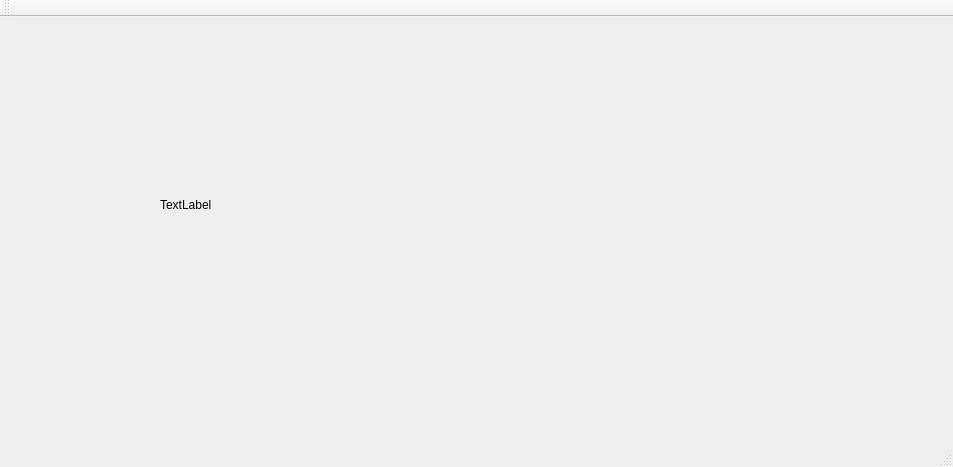
This is src/qt/Atlas/app.ui in philipglazman/AtlasWallet as Qt 5 draws it before an edit. The edited form follows.
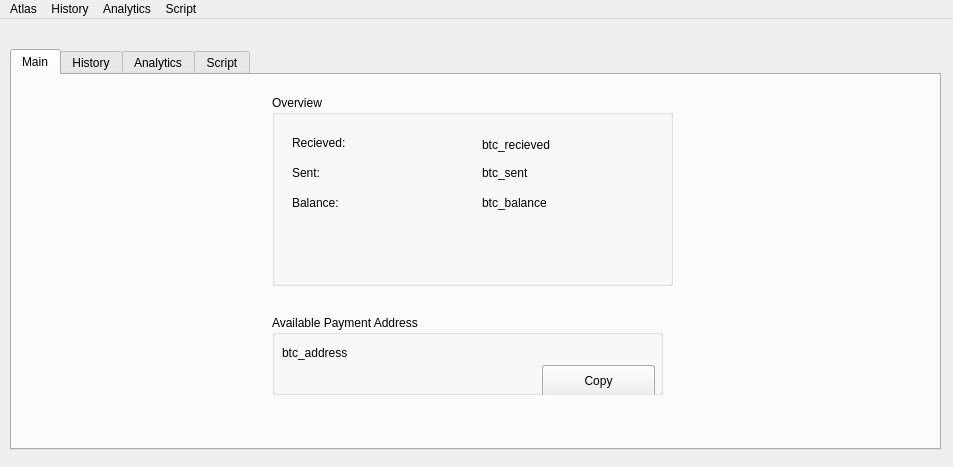
This is the edited form. The open tabs and pages were chosen to show the change.

Commit message: Added tab view where user can look at main, history, analytics, and script tabs. User can view general information about their bitcoin history, look at fees, and begin to see their history

Patch:
```diff
--- a/src/qt/Atlas/app.ui
+++ b/src/qt/Atlas/app.ui
@@ -11,21 +11,265 @@
    </rect>
   </property>
   <property name="windowTitle">
-   <string>app</string>
+   <string>Atlas</string>
+  </property>
+  <property name="tabShape">
+   <enum>QTabWidget::Rounded</enum>
   </property>
   <widget class="QWidget" name="centralWidget">
-   <widget class="QLabel" name="debuggerLabel">
+   <widget class="QTabWidget" name="tabWidget">
     <property name="geometry">
      <rect>
-      <x>160</x>
-      <y>180</y>
-      <width>381</width>
-      <height>16</height>
+      <x>10</x>
+      <y>30</y>
+      <width>931</width>
+      <height>401</height>
      </rect>
     </property>
-    <property name="text">
-     <string>TextLabel</string>
+    <property name="currentIndex">
+     <number>2</number>
     </property>
+    <widget class="QWidget" name="tab">
+     <attribute name="title">
+      <string>Main</string>
+     </attribute>
+     <widget class="QGroupBox" name="groupBox">
+      <property name="geometry">
+       <rect>
+        <x>260</x>
+        <y>20</y>
+        <width>401</width>
+        <height>191</height>
+       </rect>
+      </property>
+      <property name="autoFillBackground">
+       <bool>false</bool>
+      </property>
+      <property name="title">
+       <string>Overview</string>
+      </property>
+      <widget class="QLabel" name="label">
+       <property name="geometry">
+        <rect>
+         <x>20</x>
+         <y>40</y>
+         <width>171</width>
+         <height>16</height>
+        </rect>
+       </property>
+       <property name="text">
+        <string>Recieved:</string>
+       </property>
+      </widget>
+      <widget class="QLabel" name="label_2">
+       <property name="geometry">
+        <rect>
+         <x>20</x>
+         <y>70</y>
+         <width>171</width>
+         <height>16</height>
+        </rect>
+       </property>
+       <property name="text">
+        <string>Sent:</string>
+       </property>
+      </widget>
+      <widget class="QLabel" name="label_3">
+       <property name="geometry">
+        <rect>
+         <x>20</x>
+         <y>100</y>
+         <width>171</width>
+         <height>16</height>
+        </rect>
+       </property>
+       <property name="text">
+        <string>Balance:</string>
+       </property>
+      </widget>
+      <widget class="QLabel" name="label_4">
+       <property name="geometry">
+        <rect>
+         <x>210</x>
+         <y>40</y>
+         <width>171</width>
+         <height>20</height>
+        </rect>
+       </property>
+       <property name="text">
+        <string>btc_recieved</string>
+       </property>
+      </widget>
+      <widget class="QLabel" name="label_5">
+       <property name="geometry">
+        <rect>
+         <x>210</x>
+         <y>70</y>
+         <width>181</width>
+         <height>16</height>
+        </rect>
+       </property>
+       <property name="text">
+        <string>btc_sent</string>
+       </property>
+      </widget>
+      <widget class="QLabel" name="label_6">
+       <property name="geometry">
+        <rect>
+         <x>210</x>
+         <y>100</y>
+         <width>181</width>
+         <height>16</height>
+        </rect>
+       </property>
+       <property name="text">
+        <string>btc_balance</string>
+       </property>
+      </widget>
+     </widget>
+     <widget class="QGroupBox" name="groupBox_2">
+      <property name="geometry">
+       <rect>
+        <x>260</x>
+        <y>240</y>
+        <width>391</width>
+        <height>80</height>
+       </rect>
+      </property>
+      <property name="title">
+       <string>Available Payment Address</string>
+      </property>
+      <widget class="QLabel" name="label_7">
+       <property name="geometry">
+        <rect>
+         <x>10</x>
+         <y>30</y>
+         <width>341</width>
+         <height>16</height>
+        </rect>
+       </property>
+       <property name="text">
+        <string>btc_address</string>
+       </property>
+      </widget>
+      <widget class="QPushButton" name="pushButton">
+       <property name="geometry">
+        <rect>
+         <x>270</x>
+         <y>50</y>
+         <width>113</width>
+         <height>32</height>
+        </rect>
+       </property>
+       <property name="text">
+        <string>Copy</string>
+       </property>
+      </widget>
+     </widget>
+    </widget>
+    <widget class="QWidget" name="tab_history">
+     <attribute name="title">
+      <string>History</string>
+     </attribute>
+     <widget class="QScrollArea" name="scrollArea">
+      <property name="geometry">
+       <rect>
+        <x>20</x>
+        <y>20</y>
+        <width>891</width>
+        <height>341</height>
+       </rect>
+      </property>
+      <property name="widgetResizable">
+       <bool>true</bool>
+      </property>
+      <widget class="QWidget" name="scrollAreaWidgetContents">
+       <property name="geometry">
+        <rect>
+         <x>0</x>
+         <y>0</y>
+         <width>889</width>
+         <height>339</height>
+        </rect>
+       </property>
+      </widget>
+     </widget>
+    </widget>
+    <widget class="QWidget" name="tab_analytics">
+     <attribute name="title">
+      <string>Analytics</string>
+     </attribute>
+     <widget class="QLabel" name="debuggerLabel">
+      <property name="geometry">
+       <rect>
+        <x>260</x>
+        <y>30</y>
+        <width>381</width>
+        <height>16</height>
+       </rect>
+      </property>
+      <property name="text">
+       <string>TextLabel</string>
+      </property>
+     </widget>
+     <widget class="QGroupBox" name="groupBox_3">
+      <property name="geometry">
+       <rect>
+        <x>480</x>
+        <y>60</y>
+        <width>361</width>
+        <height>241</height>
+       </rect>
+      </property>
+      <property name="title">
+       <string>Fees</string>
+      </property>
+      <widget class="QLabel" name="label_8">
+       <property name="geometry">
+        <rect>
+         <x>20</x>
+         <y>40</y>
+         <width>161</width>
+         <height>16</height>
+        </rect>
+       </property>
+       <property name="text">
+        <string>Cheapest Fee:</string>
+       </property>
+      </widget>
+      <widget class="QLabel" name="label_9">
+       <property name="geometry">
+        <rect>
+         <x>20</x>
+         <y>80</y>
+         <width>161</width>
+         <height>16</height>
+        </rect>
+       </property>
+       <property name="text">
+        <string>30-minute Fee:</string>
+       </property>
+      </widget>
+      <widget class="QLabel" name="label_10">
+       <property name="geometry">
+        <rect>
+         <x>20</x>
+         <y>120</y>
+         <width>161</width>
+         <height>16</height>
+        </rect>
+       </property>
+       <property name="text">
+        <string>1-hour Fee:</string>
+       </property>
+      </widget>
+     </widget>
+    </widget>
+    <widget class="QWidget" name="tab_script">
+     <attribute name="title">
+      <string>Script</string>
+     </attribute>
+    </widget>
    </widget>
   </widget>
   <widget class="QMenuBar" name="menuBar">
@@ -37,16 +281,44 @@
      <height>22</height>
     </rect>
    </property>
+   <property name="defaultUp">
+    <bool>true</bool>
+   </property>
+   <widget class="QMenu" name="menuAtlas">
+    <property name="title">
+     <string>Atlas</string>
+    </property>
+    <addaction name="actionExit"/>
+    <addaction name="separator"/>
+   </widget>
+   <widget class="QMenu" name="menuHistory">
+    <property name="acceptDrops">
+     <bool>false</bool>
+    </property>
+    <property name="title">
+     <string>History</string>
+    </property>
+   </widget>
+   <widget class="QMenu" name="menuAnalytics">
+    <property name="title">
+     <string>Analytics</string>
+    </property>
+   </widget>
+   <widget class="QMenu" name="menuScript">
+    <property name="title">
+     <string>Script</string>
+    </property>
+   </widget>
+   <addaction name="menuAtlas"/>
+   <addaction name="menuHistory"/>
+   <addaction name="menuAnalytics"/>
+   <addaction name="menuScript"/>
   </widget>
-  <widget class="QToolBar" name="mainToolBar">
-   <attribute name="toolBarArea">
-    <enum>TopToolBarArea</enum>
-   </attribute>
-   <attribute name="toolBarBreak">
-    <bool>false</bool>
-   </attribute>
-  </widget>
-  <widget class="QStatusBar" name="statusBar"/>
+  <action name="actionExit">
+   <property name="text">
+    <string>Exit</string>
+   </property>
+  </action>
  </widget>
  <layoutdefault spacing="6" margin="11"/>
  <resources/>
```
The commit also changes 4 other files.
